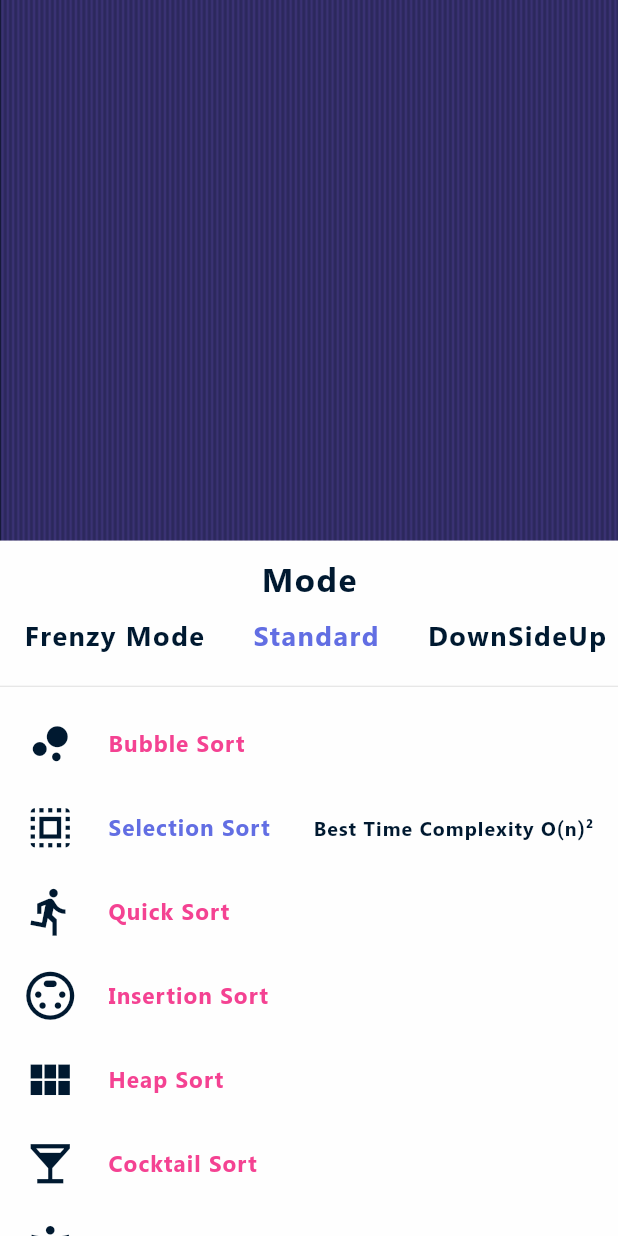
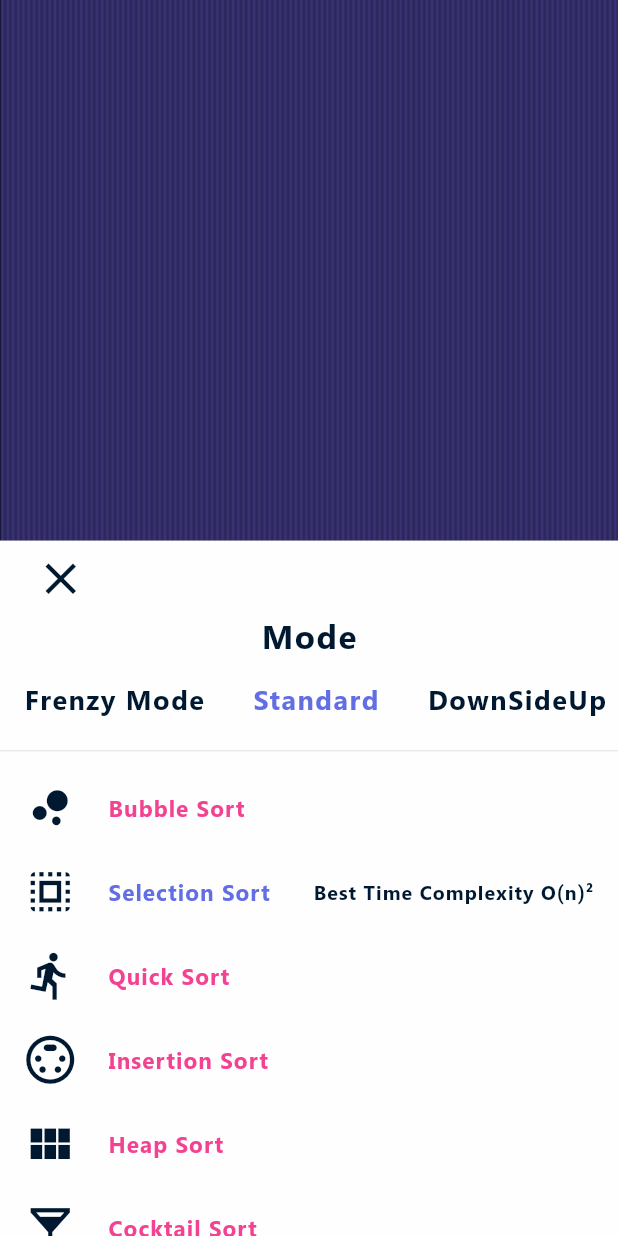
Before and after one commit to parzuko/AlgoVisualizer, a Flutter app: the screen it shows after launch, after a tap on the "format list bulleted" icon, on a phone screen of 412 x 824 dp. Run offline on Flutter 3.47's test engine with Material 2 defaults, Android fonts, the phone set to English and light mode, and no system bars; our stand-ins replace flutter_icons; missing offline and left inert: animated_icon_button.

Commit message:
Add Close Button On Top Of Sheet

```diff
--- a/algo_visual/lib/screens/home_screen.dart
+++ b/algo_visual/lib/screens/home_screen.dart
@@ -542,8 +542,21 @@ class _HomeScreenState extends State<HomeScreen> with TickerProviderStateMixin {
                         child: Container(
                           child: Column(
                             children: [
-                              SizedBox(
-                                height: 10,
+                              Row(
+                                children: [
+                                  SizedBox(
+                                    width: 15,
+                                  ),
+                                  IconButton(
+                                      icon: Icon(
+                                        Icons.close,
+                                        size: 35,
+                                        color: Palette.scaffold,
+                                      ),
+                                      onPressed: () {
+                                        Navigator.of(context).pop();
+                                      }),
+                                ],
                               ),
                               Text(
                                 "Mode",
@@ -553,6 +566,9 @@ class _HomeScreenState extends State<HomeScreen> with TickerProviderStateMixin {
                                     fontWeight: FontWeight.bold,
                                     letterSpacing: 1,
                                     fontFamily: 'Segoe UI'),
+                              ),
+                              SizedBox(
+                                height: 5,
                               ),
                               SingleChildScrollView(
                                 scrollDirection: Axis.horizontal,
```
